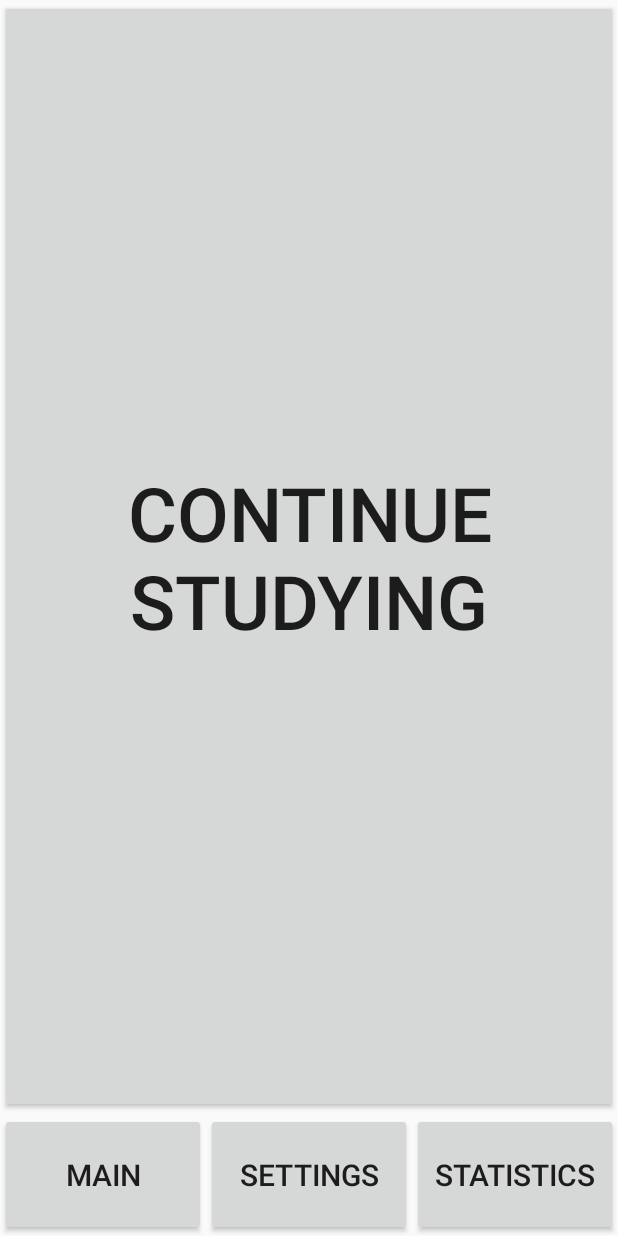
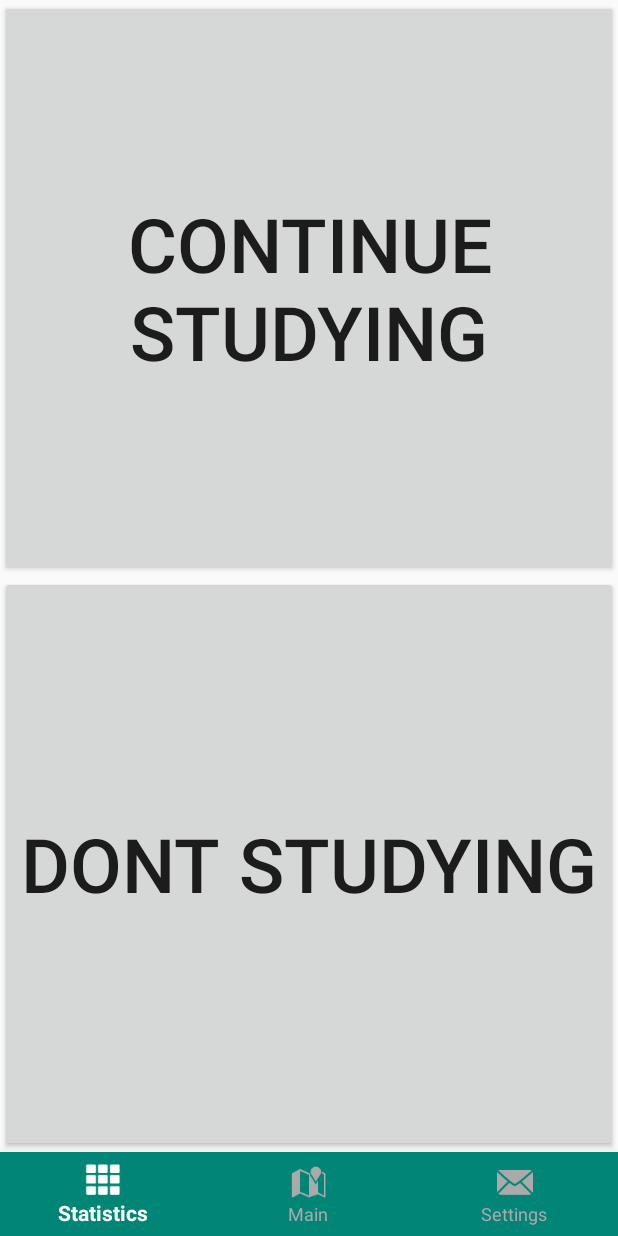
Before and after one commit to afrikanov/HelloWords, an Android app: the layout activity_main.xml on its own in the app's theme, with its tools: preview values and no code run, on a phone screen of 412 x 824 dp. Run offline under Robolectric (Android 15) with nearby library versions, the phone set to English and light mode, and no system bars.

Commit message:
new menu

```diff
--- /dev/null
+++ b/A_dev/HelloWords/app/src/main/res/color/bottom_navigation_item_background_colors.xml
@@ -0,0 +1,11 @@
+<?xml version="1.0" encoding="utf-8"?>
+<selector xmlns:android="http://schemas.android.com/apk/res/android">
+
+    <item
+        android:color="@android:color/darker_gray"
+        android:state_checked="false"/>
+    <item
+        android:color="@android:color/white"
+        android:state_checked="true"/>
+
+</selector>
--- a/A_dev/HelloWords/app/src/main/res/layout/activity_main.xml
+++ b/A_dev/HelloWords/app/src/main/res/layout/activity_main.xml
@@ -6,21 +6,62 @@
     android:layout_height="match_parent"
     android:orientation="vertical"
     tools:context=".MainActivity"
-    android:weightSum="100"
     xmlns:app="http://schemas.android.com/apk/res-auto"
     app:layout_behavior="@string/appbar_scrolling_view_behavior">
 
+    <LinearLayout
+        android:layout_width="match_parent"
+        android:layout_height="match_parent"
+        android:orientation="vertical"
+        android:layout_weight="1"
+        android:id="@+id/mainActivity">
+
         <Button
             android:id="@+id/learnButton"
-        android:layout_width="wrap_content"
+            android:layout_width="match_parent"
             android:layout_height="match_parent"
             android:layout_gravity="center"
-        android:layout_weight="10"
             android:onClick="openCounter"
             android:text="continue studying"
             android:textSize="50sp" />
+    </LinearLayout>
 
     <LinearLayout
+        android:layout_width="match_parent"
+        android:layout_height="match_parent"
+        android:orientation="vertical"
+        android:layout_weight="1"
+        android:id="@+id/learnActivity">
+
+        <Button
+            android:layout_width="match_parent"
+            android:layout_height="match_parent"
+            android:layout_gravity="center"
+            android:onClick="openCounter"
+            android:text="DONT studying"
+            android:textSize="50sp" />
+    </LinearLayout>
+
+    <com.google.android.material.bottomnavigation.BottomNavigationView
+        android:id="@+id/bottom_navigation"
+        android:layout_width="match_parent"
+        android:layout_height="wrap_content"
+        android:layout_alignParentBottom="true"
+        app:itemBackground="@color/colorPrimary"
+        app:itemHorizontalTranslationEnabled="false"
+        app:itemIconTint="@color/bottom_navigation_item_background_colors"
+        app:itemTextColor="@color/bottom_navigation_item_background_colors"
+        app:menu="@menu/menu_bottom_navigation"
+        app:ntb_badge_gravity="top"
+        app:ntb_badge_position="right"
+        app:ntb_badged="true"
+        app:ntb_scaled="true"
+        app:ntb_swiped="true"
+        app:ntb_tinted="true"
+        app:ntb_title_mode="all"
+        app:ntb_titled="true" />
+
+    <!--<LinearLayout
         android:layout_width="match_parent"
         android:layout_height="match_parent"
         android:layout_weight="90"
@@ -52,5 +93,6 @@
             android:gravity="center"
             android:text="Statistics"
             android:textSize="20sp" />
+    </LinearLayout>-->
+
 </LinearLayout>
-</LinearLayout>
--- /dev/null
+++ b/A_dev/HelloWords/app/src/main/res/menu/menu_bottom_navigation.xml
@@ -0,0 +1,16 @@
+<?xml version="1.0" encoding="utf-8"?>
+<menu xmlns:android="http://schemas.android.com/apk/res/android"
+    android:id="@+id/bottom_menu">
+    <item
+        android:id="@+id/action_statistics"
+        android:icon="@android:drawable/ic_dialog_dialer"
+        android:title="@string/statistics" />
+    <item
+        android:id="@+id/action_main"
+        android:icon="@android:drawable/ic_dialog_map"
+        android:title="@string/main"/>
+    <item
+        android:id="@+id/action_settings"
+        android:icon="@android:drawable/ic_dialog_email"
+        android:title="@string/settings" />
+</menu>
--- a/A_dev/HelloWords/app/src/main/res/values/strings.xml
+++ b/A_dev/HelloWords/app/src/main/res/values/strings.xml
@@ -2,4 +2,7 @@
     <string name="app_name">HelloWords</string>
     <string name="action_settings">Settings</string>
     <string name="title_activity_home">HomeActivity</string>
+    <string name="main">Main</string>
+    <string name="statistics">Statistics</string>
+    <string name="settings">Settings</string>
 </resources>
--- a/A_dev/HelloWords/app/src/main/res/values/styles.xml
+++ b/A_dev/HelloWords/app/src/main/res/values/styles.xml
@@ -7,6 +7,7 @@
         <item name="colorPrimaryDark">@color/colorPrimaryDark</item>
         <item name="colorAccent">@color/colorAccent</item>
     </style>
+
 
     <style name="AppTheme.NoActionBar">
         <item name="windowActionBar">false</item>
```
Also changed, not shown: A_dev/HelloWords/app/build.gradle (+6 -6 lines), A_dev/HelloWords/app/src/main/java/com/example/hellowords/MainActivity.java (+55 -1 lines). Lines whose indentation alone changed are shown as unchanged.
